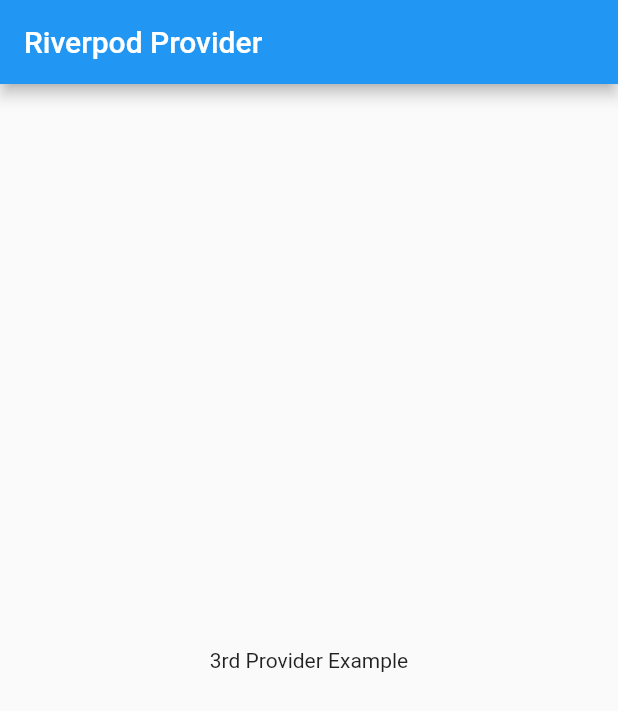
After one commit to flutter99/riverpod_practice_project, a Flutter app: the screen it shows after launch, on a phone screen of 412 x 824 dp. The commit adds this screen. Shown: the top 711 px of the screen. Run offline on Flutter 3.47's test engine with Material 2 defaults, Android fonts, the phone set to English and light mode, and no system bars; our stand-ins replace flutter_riverpod.

Commit message:
All way together
All ways implement together

```diff
--- /dev/null
+++ b/riverpod_counter_app/lib/providers/string_provider.dart
@@ -0,0 +1,13 @@
+import 'package:flutter_riverpod/flutter_riverpod.dart';
+
+final nameProvider = Provider<String>((ref) {
+  return 'Bilal Ahmad';
+});
+
+final secondNameProvider = Provider<String>((ref) {
+  return '2nd Provider Example';
+});
+
+final thirdNameProvider = Provider<String>((ref) {
+  return '3rd Provider Example';
+});
--- /dev/null
+++ b/riverpod_counter_app/lib/screens/first.dart
@@ -0,0 +1,72 @@
+import 'package:flutter/material.dart';
+import 'package:flutter_riverpod/flutter_riverpod.dart';
+import 'package:riverpod_counter_app/providers/string_provider.dart';
+
+class FirstWay extends ConsumerWidget {
+  const FirstWay({Key? key}) : super(key: key);
+
+  @override
+  Widget build(BuildContext context, WidgetRef ref) {
+    final name = ref.watch(nameProvider);
+    return Scaffold(
+      appBar: AppBar(
+        title: Text('Riverpod Provider'),
+      ),
+
+      body: Center(
+        child: Text(name),
+      ),
+    );
+  }
+}
+
+class SecondWay extends StatelessWidget {
+  const SecondWay({Key? key}) : super(key: key);
+
+  @override
+  Widget build(BuildContext context) {
+    return Scaffold(
+      appBar: AppBar(
+        title: Text('Riverpod Provider'),
+      ),
+      body: Center(
+        child: Consumer(builder: (context, ref, child) {
+          final name = ref.watch(secondNameProvider);
+          return Text(name);
+        }),
+      ),
+    );
+  }
+}
+
+class ThirdWay extends ConsumerStatefulWidget {
+  const ThirdWay({Key? key}) : super(key: key);
+
+  @override
+  _ThirdWayState createState() => _ThirdWayState();
+}
+
+class _ThirdWayState extends ConsumerState<ThirdWay> {
+
+
+  @override
+  void initState() {
+    // TODO: implement initState
+    super.initState();
+    final name = ref.read(thirdNameProvider);
+    print(name.toString());
+  }
+
+  @override
+  Widget build(BuildContext context) {
+    final name = ref.watch(thirdNameProvider);
+    return Scaffold(
+      appBar: AppBar(
+        title: Text('Riverpod Provider'),
+      ),
+      body: Center(
+        child: Text(name),
+      ),
+    );
+  }
+}
```
Also changed, not shown: riverpod_counter_app/lib/main.dart (+2 -50 lines).
